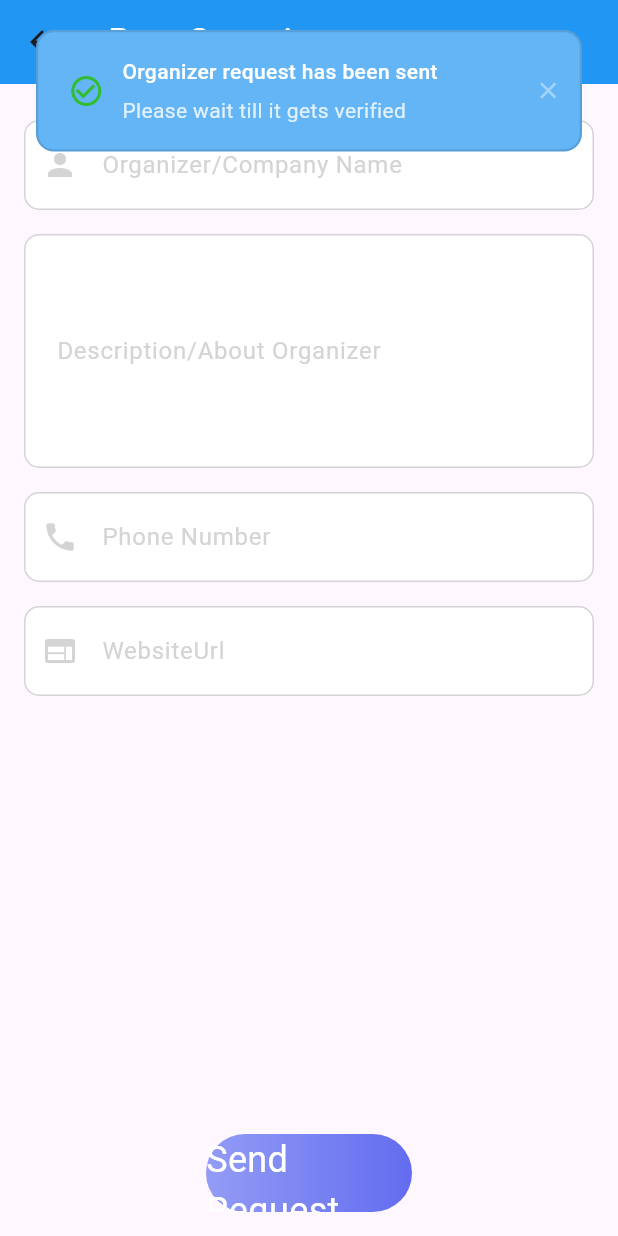
After one commit to samikshk10/FlutterFinalProject, a Flutter app: the AddOrganizerScreen screen opened directly, after a tap on "Send Request", on a phone screen of 412 x 824 dp. The commit adds this screen. Run offline on Flutter 3.47's test engine with Material 3 defaults, Android fonts, the phone set to English and light mode, and no system bars; our stand-ins replace cloud_firestore, file_picker, firebase_auth, firebase_core, firebase_storage, geocoding and 6 more; missing offline and left inert: dart_date, ez_validator, open_street_map_search_and_pick, syncfusion_flutter_maps; accounts and stored records are empty.

Commit message:
be a organizer

```diff
--- a/lib/main.dart
+++ b/lib/main.dart
@@ -35,7 +35,7 @@ class MyApp extends StatelessWidget {
         debugShowCheckedModeBanner: false,
         theme: ThemeData(
           appBarTheme: AppBarTheme(
-              backgroundColor: Colors.purple,
+              backgroundColor: Colors.blue,
               titleTextStyle: TextStyle(fontSize: 24, color: Colors.white)),
         ),
         initialRoute: '/',
--- a/lib/screens/auth/login/login_screen.dart
+++ b/lib/screens/auth/login/login_screen.dart
@@ -24,6 +24,7 @@ class _LoginScreenState extends State<LoginScreen> {
   bool isPassword = true;
   String emailError = "";
   String passwordError = "";
+  bool isSwitched = false;
   final _formKey = GlobalKey<FormState>();
 
   void handleLogin(BuildContext dialogcontext) async {
@@ -97,6 +98,29 @@ class _LoginScreenState extends State<LoginScreen> {
                 style: TextStyle(fontSize: 24, color: gray),
               ),
               SizedBox(height: 32),
+              Container(
+                margin: EdgeInsets.only(left: 25),
+                child: ListTile(
+                  leading: Text(
+                    'Login as Organizer',
+                    style: TextStyle(fontSize: 12),
+                  ),
+                  title: Transform.translate(
+                    offset: Offset(-80, 0),
+                    child: Transform.scale(
+                      scale: 0.7, // Adjust the scale factor as needed
+                      child: Switch(
+                        value: isSwitched,
+                        onChanged: (value) {
+                          setState(() {
+                            isSwitched = !isSwitched;
+                          });
+                        },
+                      ),
+                    ),
+                  ),
+                ),
+              ),
               Form(
                 key: _formKey,
                 child: Padding(
@@ -188,7 +212,8 @@ class _LoginScreenState extends State<LoginScreen> {
                     handleLogin(context);
                   }
                 },
-              )
+              ),
+              SizedBox(height: 24),
             ],
           ),
         ),
--- /dev/null
+++ b/lib/screens/organizer/addorganizer.dart
@@ -0,0 +1,150 @@
+import 'package:cloud_firestore/cloud_firestore.dart';
+
+import 'package:firebase_auth/firebase_auth.dart';
+
+import 'package:flutterprojectfinal/validators/addOrganizerSchema.dart';
+
+import 'package:flutter/material.dart';
+import 'package:flutterprojectfinal/screens/customWidgets/formField.dart';
+import 'package:flutterprojectfinal/screens/customWidgets/customButton.dart';
+
+import 'package:flutterprojectfinal/validators/eventsValidator.dart';
+import 'package:flutterprojectfinal/widgets/globalwidget/flashmessage.dart';
+
+class AddOrganizerScreen extends StatefulWidget {
+  @override
+  _AddOrganizerScreenState createState() => _AddOrganizerScreenState();
+}
+
+class _AddOrganizerScreenState extends State<AddOrganizerScreen> {
+  final _formKey = GlobalKey<FormState>();
+  bool isLoading = false;
+  TextEditingController _organizationNameController = TextEditingController();
+  TextEditingController _descriptionController = TextEditingController();
+  TextEditingController _websiteController = TextEditingController();
+  TextEditingController _phoneNumberController = TextEditingController();
+
+  void _resetForm() {
+    _formKey.currentState?.reset();
+    _organizationNameController.clear();
+    _descriptionController.clear();
+    _websiteController.clear();
+    _phoneNumberController.clear();
+  }
+
+// Inside the onPressed callback of your "Add Event" button
+  void _addOrganizer() async {
+    CollectionReference organizers =
+        FirebaseFirestore.instance.collection('organizers');
+
+    // Add the event data to Firestore
+    organizers.add({
+      'organizerId': FirebaseAuth.instance.currentUser!.uid,
+      'description': _descriptionController.text,
+      'organizerName': _organizationNameController.text,
+      'phoneNumber': _phoneNumberController.text,
+      'websiteUrl': _websiteController.text,
+      'email': FirebaseAuth.instance.currentUser!.email,
+      'name': FirebaseAuth.instance.currentUser!.displayName,
+      'status': 'not verified',
+      'createdAt': FieldValue.serverTimestamp(),
+    }).then((value) {
+      // Show success message or navigate to another screen
+      FlashMessage.show(context,
+          message: "Organizer request has been sent",
+          desc: "Please wait till it gets verified",
+          isSuccess: true);
+      _resetForm();
+    }).catchError((error) {
+      // Show error message
+      FlashMessage.show(context,
+          message: "Error sending request. please try again!");
+    }).whenComplete(() {
+      setState(() {
+        isLoading = false; // Set isLoading to false after completing the task
+      });
+    });
+  }
+
+  @override
+  Widget build(BuildContext context) {
+    return Scaffold(
+      appBar: AppBar(
+        title: Text('Be a Organizer'),
+      ),
+      body: Padding(
+        padding: const EdgeInsets.all(16.0),
+        child: Form(
+          key: _formKey,
+          child: Column(
+            children: [
+              Expanded(
+                child: ListView(
+                  children: [
+                    SizedBox(height: 8),
+                    customFormField(
+                      controller: _organizationNameController,
+                      type: TextInputType.text,
+                      validate: (String? value) {
+                        final errors = addOrganizerSchema
+                            .catchErrors({"organizerName": value});
+                        return errors["organizerName"];
+                      },
+                      label: 'Organizer/Company Name',
+                      prefix: Icons.person,
+                    ),
+                    SizedBox(height: 16),
+                    customFormField(
+                      controller: _descriptionController,
+                      type: TextInputType.text,
+                      maxLines: 5,
+                      validate: (String? value) {
+                        final errors =
+                            eventSchema.catchErrors({"description": value});
+                        return errors["description"];
+                      },
+                      label: 'Description/About Organizer',
+                    ),
+                    SizedBox(height: 16),
+                    customFormField(
+                      controller: _phoneNumberController,
+                      type: TextInputType.text,
+                      validate: (String? value) {
+                        final errors = addOrganizerSchema
+                            .catchErrors({"phoneNumber": value});
+                        return errors["phoneNumber"];
+                      },
+                      label: 'Phone Number',
+                      prefix: Icons.phone,
+                    ),
+                    SizedBox(height: 16),
+                    customFormField(
+                      controller: _websiteController,
+                      type: TextInputType.text,
+                      validate: (String? value) {
+                        final errors = addOrganizerSchema
+                            .catchErrors({"websiteUrl": value});
+                        return errors["websiteUrl"];
+                      },
+                      label: 'WebsiteUrl',
+                      prefix: Icons.web,
+                    ),
+                  ],
+                ),
+              ),
+              isLoading
+                  ? CircularProgressIndicator()
+                  : CustomButton(
+                      label: 'Send Request',
+                      press: () {
+                        if (_formKey.currentState!.validate()) {
+                          _addOrganizer();
+                        }
+                      }),
+            ],
+          ),
+        ),
+      ),
+    );
+  }
+}
--- a/lib/screens/profile/userProfile.dart
+++ b/lib/screens/profile/userProfile.dart
@@ -3,6 +3,7 @@ import 'dart:typed_data';
 import 'package:ez_validator/ez_validator.dart';
 import 'package:firebase_auth/firebase_auth.dart';
 import 'package:flutter/material.dart';
+import 'package:flutterprojectfinal/screens/organizer/addorganizer.dart';
 import 'package:flutterprojectfinal/screens/profile/editProfile.dart';
 import 'package:flutterprojectfinal/screens/profile/favouritePage.dart';
 import 'package:flutterprojectfinal/utils/constant.dart';
@@ -92,10 +93,15 @@ class _UserProfileState extends State<UserProfile> {
               height: 40,
             ),
             ListTile(
-              title: Text('Notification Center'),
+              title: Text('Be a Organizer'),
               tileColor: lightGray,
-              onTap: () {},
-              leading: Icon(Icons.notifications),
+              onTap: () {
+                Navigator.push(
+                    context,
+                    MaterialPageRoute(
+                        builder: (context) => AddOrganizerScreen()));
+              },
+              leading: Icon(Icons.person_add_alt_1_rounded),
               trailing: Icon(Icons.arrow_forward_ios_outlined),
             ),
             SizedBox(height: 10),
--- /dev/null
+++ b/lib/validators/addOrganizerSchema.dart
@@ -0,0 +1,11 @@
+import 'package:ez_validator/ez_validator.dart';
+
+final EzSchema addOrganizerSchema = EzSchema.shape({
+  "organizerName": EzValidator<String>(label: "organizerName").required(),
+  "description": EzValidator<String>(label: 'description').required(),
+  "websiteUrl": EzValidator<String>(label: 'websiteUrl'),
+  "phoneNumber": EzValidator<String>(label: 'phoneNumber')
+      .required()
+      .number()
+      .minLength(10),
+});
--- a/lib/widgets/globalwidget/flashmessage.dart
+++ b/lib/widgets/globalwidget/flashmessage.dart
@@ -3,10 +3,11 @@ import 'package:toastification/toastification.dart';
 
 class FlashMessage {
   static void show(BuildContext context,
-      {required String message, bool isSuccess = false}) {
+      {required String message, String? desc, bool isSuccess = false}) {
     toastification.show(
       context: context,
       title: Text(message),
+      description: Text(desc ?? ""),
       foregroundColor: Colors.white,
       backgroundColor: !isSuccess ? Colors.redAccent : Colors.blue[300]!,
       autoCloseDuration: const Duration(seconds: 5),
```
